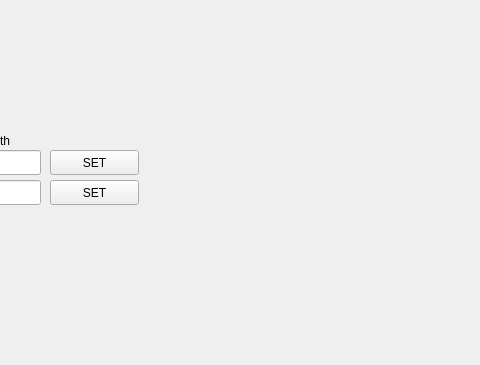
Old version of the form src/mainwindow.ui in the repository kimseokgyun/astar_test; both pictures show x 320 to 800 and y 0 to 365 of the 800 by 827 pixel window.
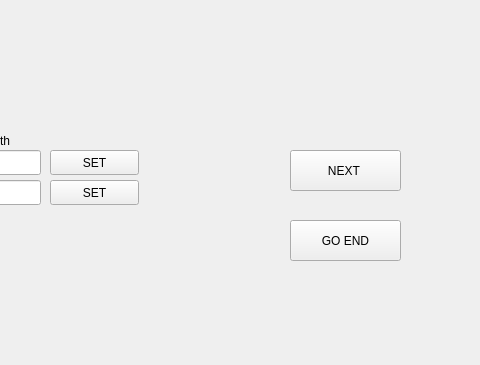
New version of the form.

What changed in the file:
```diff
--- a/src/mainwindow.ui
+++ b/src/mainwindow.ui
@@ -165,6 +165,32 @@
      <string>SET</string>
     </property>
    </widget>
+   <widget class="QPushButton" name="bt_next">
+    <property name="geometry">
+     <rect>
+      <x>610</x>
+      <y>150</y>
+      <width>111</width>
+      <height>41</height>
+     </rect>
+    </property>
+    <property name="text">
+     <string>NEXT </string>
+    </property>
+   </widget>
+   <widget class="QPushButton" name="bx_end">
+    <property name="geometry">
+     <rect>
+      <x>610</x>
+      <y>220</y>
+      <width>111</width>
+      <height>41</height>
+     </rect>
+    </property>
+    <property name="text">
+     <string>GO END</string>
+    </property>
+   </widget>
   </widget>
   <widget class="QMenuBar" name="menubar">
    <property name="geometry">
```
